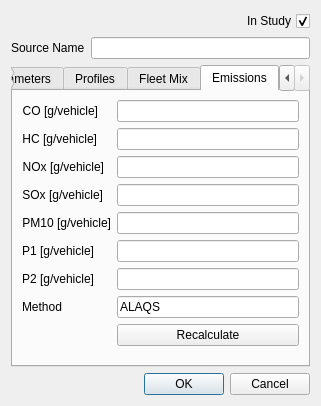
Old version of the form ui/ui_parkings.ui in the repository eurocontrol-asu/open_alaqs.
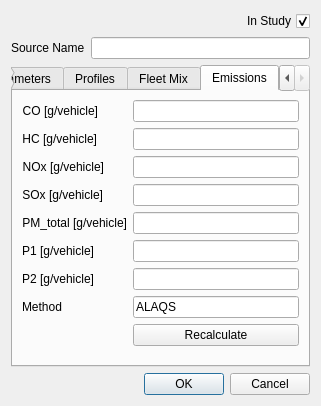
New version of the form. The open tabs and pages were chosen to show the change.

Commit message: Rename PM10 to PM_total

The edit to the form file:
```diff
--- a/ui/ui_parkings.ui
+++ b/ui/ui_parkings.ui
@@ -281,7 +281,7 @@
        <item row="4" column="0">
         <widget class="QLabel" name="label_17">
          <property name="text">
-          <string>PM10 [g/vehicle]</string>
+          <string>PM_total [g/vehicle]</string>
          </property>
          <property name="alignment">
           <set>Qt::AlignRight|Qt::AlignTrailing|Qt::AlignVCenter</set>
```
Left out of the diff: 4 changed lines with no effect on the pictures. The commit also changes 45 other files.
